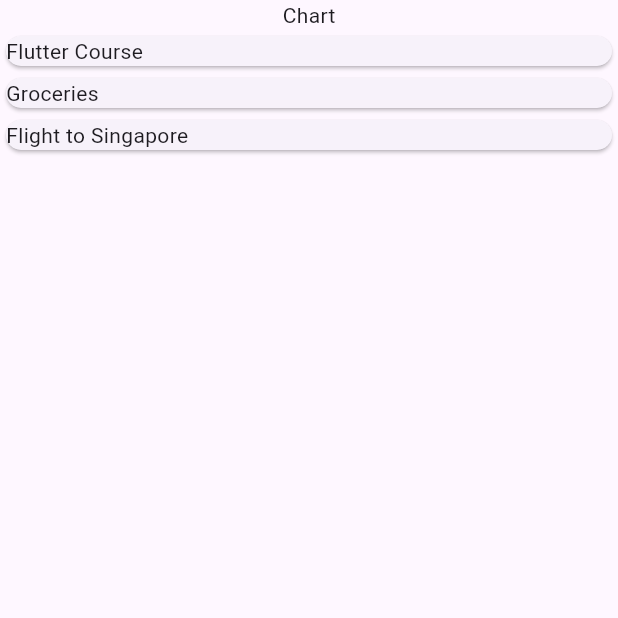
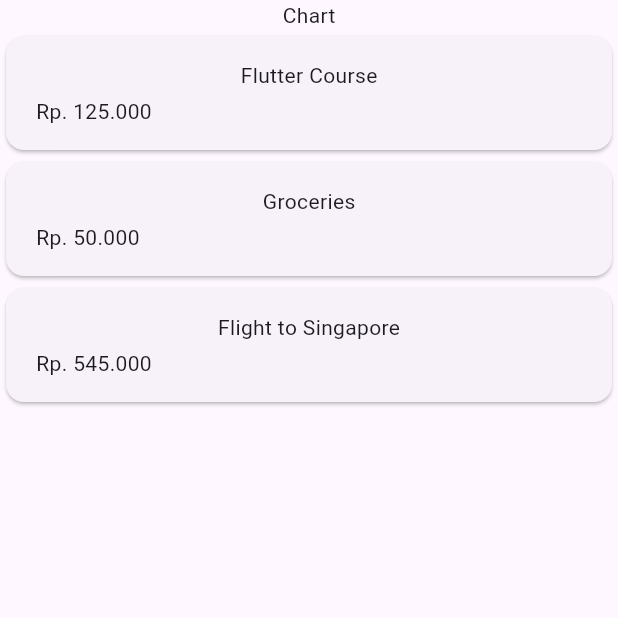
Before and after one commit to Eka051/expense_tracker, a Flutter app: the screen it shows after launch, on a phone screen of 412 x 824 dp, the top half of it. Run offline on Flutter 3.47's test engine with Material 3 defaults, Android fonts, the phone set to English and light mode, and no system bars.

Commit message:
feat: update expense amounts to integers and enhance expense item display

```diff
--- a/lib/expenses.dart
+++ b/lib/expenses.dart
@@ -14,19 +14,19 @@ class _ExpensesState extends State<Expenses> {
   final List<Expense> _registeredExpenses = [
     Expense(
       title: 'Flutter Course',
-      amount: 35.89,
+      amount: 125000,
       date: DateTime.now(),
       category: Category.work,
     ),
     Expense(
       title: 'Groceries',
-      amount: 50.00,
+      amount: 50000,
       date: DateTime.utc(2024, 10, 5),
       category: Category.food,
     ),
     Expense(
       title: 'Flight to Singapore',
-      amount: 250.70,
+      amount: 545000,
       date: DateTime.now(),
       category: Category.travel,
     ),
--- a/lib/models/expense.dart
+++ b/lib/models/expense.dart
@@ -15,7 +15,7 @@ class Expense {
 
   final String id;
   final String title;
-  final double amount;
+  final int amount;
   final DateTime date;
   final Category category;
 }
--- a/lib/widgets/expense_list/expense_item.dart
+++ b/lib/widgets/expense_list/expense_item.dart
@@ -1,6 +1,5 @@
-import 'dart:math';
-
 import 'package:flutter/material.dart';
+import 'package:intl/intl.dart';
 import 'package:expense_tracker/models/expense.dart';
 
 class ExpenseItem extends StatelessWidget {
@@ -10,6 +9,22 @@ class ExpenseItem extends StatelessWidget {
 
   @override
   Widget build(context) {
-    return Card(child: Text(expense.title));
+    return Card(
+      child: Padding(
+        padding: const EdgeInsets.symmetric(horizontal: 20, vertical: 16),
+        child: Column(
+          children: [
+            Text(expense.title),
+            const SizedBox(height: 4),
+            Row(
+              children: [
+                Text(
+                    'Rp. ${NumberFormat('#,###', 'id_ID').format(expense.amount)}'),
+              ],
+            ),
+          ],
+        ),
+      ),
+    );
   }
 }
--- a/pubspec.yaml
+++ b/pubspec.yaml
@@ -35,6 +35,7 @@ dependencies:
   # Use with the CupertinoIcons class for iOS style icons.
   cupertino_icons: ^1.0.8
   uuid: ^4.5.1
+  intl: ^0.20.1
 
 dev_dependencies:
   flutter_test:
```
Also changed, not shown: pubspec.lock.
